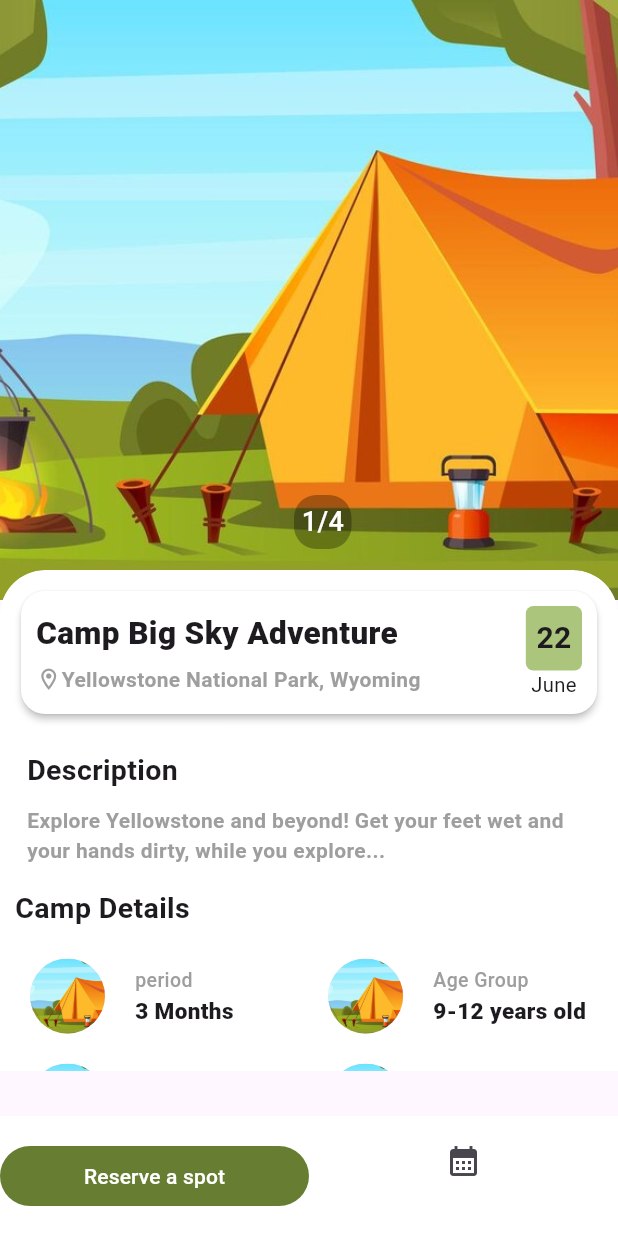
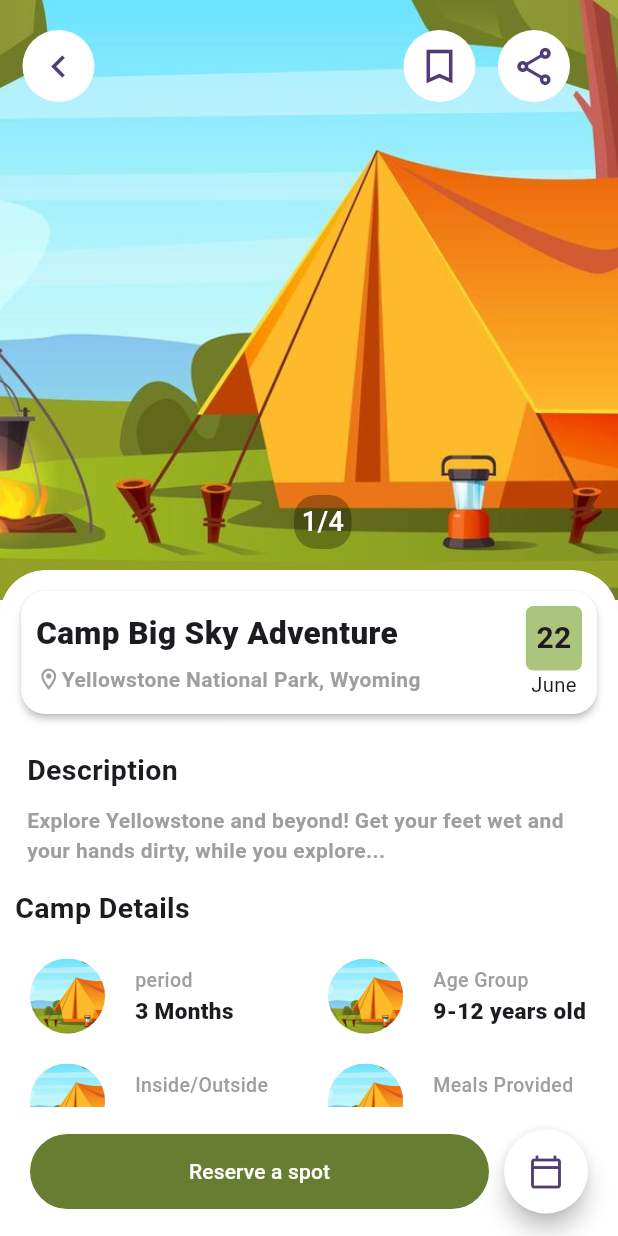
Before and after one commit to rayenchelba/Camping_app, a Flutter app: the Detailview screen opened directly with sample values from the repository, on a phone screen of 412 x 824 dp. Run offline on Flutter 3.47's test engine with Material 3 defaults, Android fonts, the phone set to English and light mode, and no system bars; drawn by our look-alikes of carousel_slider; our stand-ins replace image_picker.

Commit message:
detail view

```diff
--- a/lib/views/DetailView.dart
+++ b/lib/views/DetailView.dart
@@ -53,6 +53,28 @@ class _DetailviewState extends State<Detailview> {
                       ),
                     ),
                   ),
+                ),
+                Positioned(
+                  top: 20,
+                  left:15,
+                  right: 15,
+                  child: Row(children: [
+                    CircleAvatar(
+                        radius:24,
+                        backgroundColor: Colors.white,
+                        child: Icon(Icons.keyboard_arrow_left,size: 30,)),
+                    SizedBox(
+                      width:MediaQuery.of(context).size.width/2 ,),
+                    CircleAvatar(
+                        radius:24,
+                        backgroundColor: Colors.white,
+                        child: Icon(Icons.bookmark_outline_sharp,size: 30,)),
+                    SizedBox(width: 15,),
+                    CircleAvatar(
+                        radius:24,
+                        backgroundColor: Colors.white,
+                        child: Icon(Icons.share_outlined,size:30,))
+                  ],),
                 ),
               ],
             );
@@ -297,24 +319,33 @@ class _DetailviewState extends State<Detailview> {
         ),
       ),
       bottomNavigationBar: Container(
-        margin: EdgeInsets.only(top: 30),
-        child: NavigationBar(
-          backgroundColor: Colors.white,
-          destinations: [
-            FilledButton(
-              style: FilledButton.styleFrom(
-                backgroundColor: Color(0xff677E32),
+        color: Colors.white,
+        padding: const EdgeInsets.fromLTRB(20,15,20,15),
+        child: Row(
+          children: [
+            Expanded(
+              child: FilledButton(
+                style: FilledButton.styleFrom(
+                  backgroundColor: Color(0xff677E32),
+                ),
+                onPressed: () {},
+                child: Padding(
+
+                    padding:EdgeInsets.only(top: 15,bottom: 15),
+                    child: Text('Reserve a spot')),
               ),
-              child: const Text('Reserve a spot'),
+            ),
+            SizedBox(width: 10,),
+            FloatingActionButton(
+              backgroundColor: Colors.white,
+              shape: CircleBorder(),
               onPressed: () {},
-            ),
-            const NavigationDestination(
-              icon: Icon(Icons.calendar_month),
-              label: '',
+              child: Icon(Icons.calendar_today_outlined),
             ),
           ],
         ),
       ),
+
     );
   }
 }
--- a/lib/views/HomePage.dart
+++ b/lib/views/HomePage.dart
@@ -1,3 +1,4 @@
+import 'package:camping_app/views/Add.dart';
 import 'package:camping_app/views/DetailView.dart';
 
 import '../classes/recmdation.dart';
@@ -306,7 +307,9 @@ class _HomepageState extends State<Homepage> {
               backgroundColor: Color(0xff677E32),
               child: const Icon(Icons.add),
               shape: const CircleBorder(),
-              onPressed: () {},
+              onPressed: () {
+                Navigator.push(context, MaterialPageRoute(builder: (context)=>Addch()));
+              },
             ),
             const NavigationDestination(
               icon: Icon(Icons.chat_outlined),
--- a/pubspec.yaml
+++ b/pubspec.yaml
@@ -35,6 +35,7 @@ dependencies:
   # Use with the CupertinoIcons class for iOS style icons.
   cupertino_icons: ^1.0.8
   carousel_slider: ^5.0.0
+  image_picker: ^1.1.2
 
 dev_dependencies:
   flutter_test:
```
Also changed, not shown: lib/views/Add.dart (+148 -0 lines), pubspec.lock, 1 other file.
